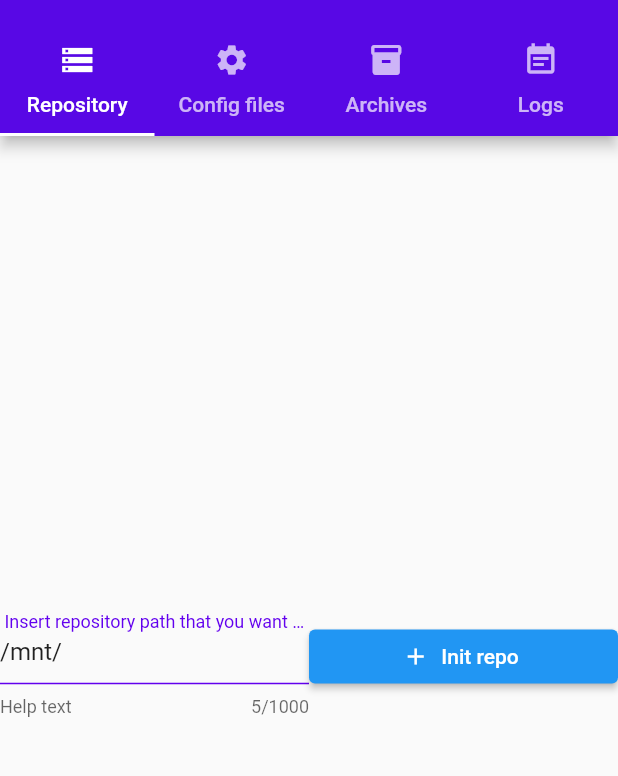
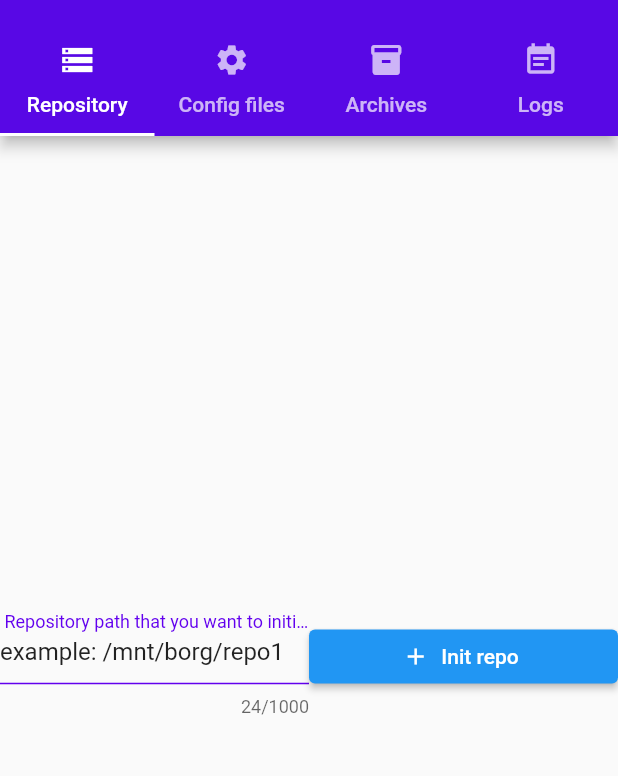
Before and after one commit to mrlicmi/borgmatic_webui, a Flutter app: the screen it shows after launch, on a phone screen of 412 x 824 dp, the part 59-835 px from its top. Run offline on Flutter 3.47's test engine with Material 2 defaults, Android fonts, the phone set to English and light mode, and no system bars.

Commit message:
Small changes

```diff
--- a/lib/main.dart
+++ b/lib/main.dart
@@ -9,7 +9,7 @@ class MyApp extends StatelessWidget {
   @override
   Widget build(BuildContext context) {
     return MaterialApp(
-      title: 'Flutter Demo',
+      title: 'Borgmatic simple ui',
       home: DefaultTabController(
         length: 4,
         child: Scaffold(
@@ -32,15 +32,14 @@ class MyApp extends StatelessWidget {
               Row(children: <Widget>[
                 Expanded(
                   child: TextFormField(
-                    initialValue: '/mnt/',
+                    initialValue: 'example: /mnt/borg/repo1',
                     maxLength: 1000,
                     decoration: InputDecoration(
-                      labelText:
-                          ' Insert repository path that you want to initialize',
+                      labelText: ' Repository path that you want to initialize',
                       labelStyle: TextStyle(
                         color: Color(0xFF6200EE),
                       ),
-                      helperText: 'Help text',
+                      helperText: ' ',
                       enabledBorder: UnderlineInputBorder(
                         borderSide: BorderSide(color: Color(0xFF6200EE)),
                       ),
```
